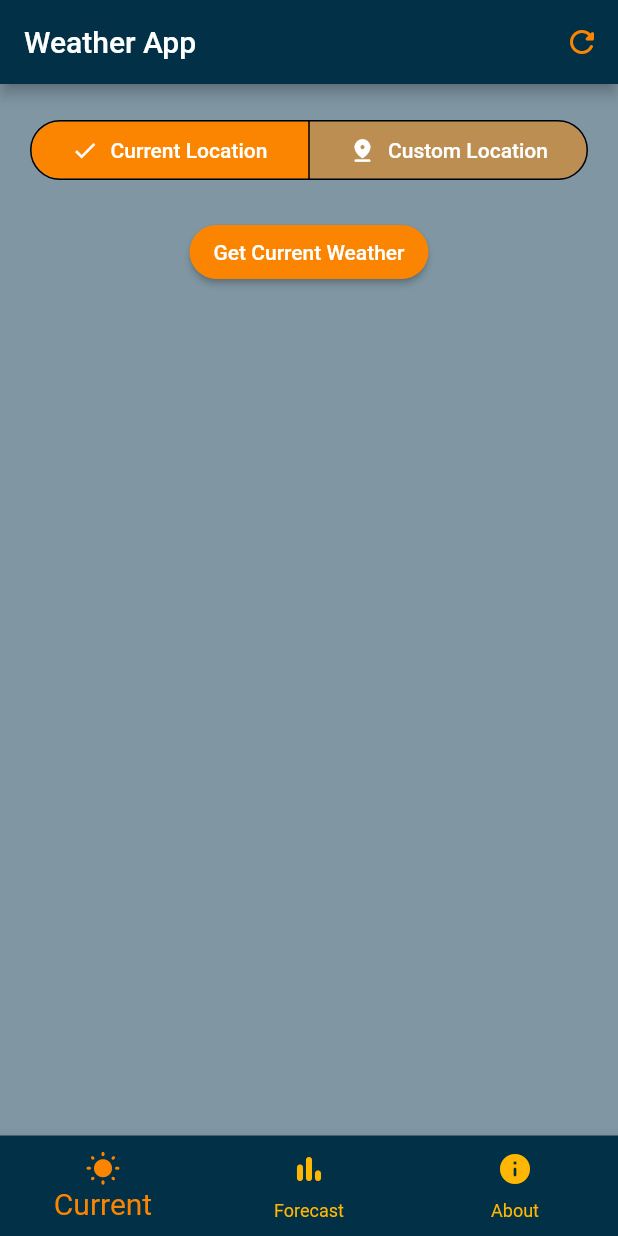
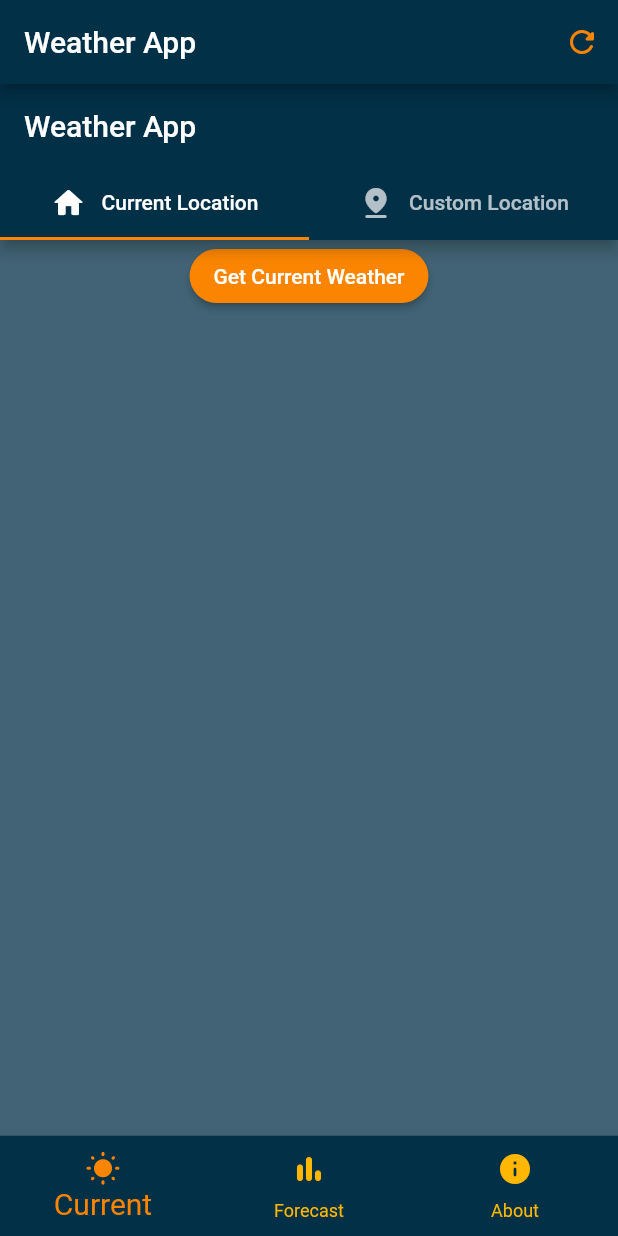
Before and after one commit to neurothrone/zephyr, a Flutter app: the screen it shows after launch, on a phone screen of 412 x 824 dp. Run offline on Flutter 3.47's test engine with Material 2 defaults, Android fonts, the phone set to English and light mode, and no system bars; our stand-ins replace flutter_dotenv, geolocator, permission_handler.

```diff
--- a/lib/src/features/current_weather/presentation/current_weather_page.dart
+++ b/lib/src/features/current_weather/presentation/current_weather_page.dart
@@ -1,51 +1,43 @@
 import 'package:flutter/material.dart';
 
 import '../../../core/constants.dart';
+import '../../../core/palette.dart';
 import '../domain/location_weather_type.dart';
 import 'custom_location_weather.dart';
 import 'my_location_weather.dart';
 
-class CurrentWeatherPage extends StatefulWidget {
-  const CurrentWeatherPage({Key? key}) : super(key: key);
-
-  @override
-  State<CurrentWeatherPage> createState() => _CurrentWeatherPageState();
-}
-
-class _CurrentWeatherPageState extends State<CurrentWeatherPage> {
-  bool _isLoading = false;
-
-  LocationWeatherType _locationType = LocationWeatherType.current;
+class CurrentWeatherPage extends StatelessWidget {
+  const CurrentWeatherPage({super.key});
 
   @override
   Widget build(BuildContext context) {
-    return SingleChildScrollView(
-      padding: const EdgeInsets.all(kPadding20),
-      child: Column(
-        crossAxisAlignment: CrossAxisAlignment.stretch,
-        children: [
-          SegmentedButton<LocationWeatherType>(
-            segments: LocationWeatherType.values
-                .map(
-                  (type) => ButtonSegment(
-                    value: type,
-                    label: Text(type.label),
-                    icon: Icon(type.icon),
-                  ),
-                )
+    return DefaultTabController(
+      length: 2,
+      child: Scaffold(
+        appBar: AppBar(
+          title: const Text("Weather App"),
+          bottom: TabBar(
+            indicatorColor: Palette.darkOrange,
+            tabs: LocationWeatherType.values
+                .map((tab) => Tab(
+                      child: Row(
+                        mainAxisAlignment: MainAxisAlignment.center,
+                        children: <Widget>[
+                          Icon(tab.icon),
+                          const SizedBox(width: kPadding10),
+                          Text(tab.label),
+                        ],
+                      ),
+                    ))
                 .toList(),
-            selected: <LocationWeatherType>{_locationType},
-            onSelectionChanged: _isLoading
-                ? null
-                : (Set<LocationWeatherType> newSelection) {
-                    setState(() => _locationType = newSelection.first);
-                  },
           ),
-          const SizedBox(height: kPadding20),
-          _locationType == LocationWeatherType.current
-              ? const MyLocationWeather()
-              : const CustomLocationWeather(),
-        ],
+        ),
+        body: const TabBarView(
+          children: [
+            MyLocationWeather(),
+            CustomLocationWeather(),
+          ],
+        ),
       ),
     );
   }
```
Also changed, not shown: lib/src/common_widgets/custom_segmented_button.dart (added, +39 -0 lines).
